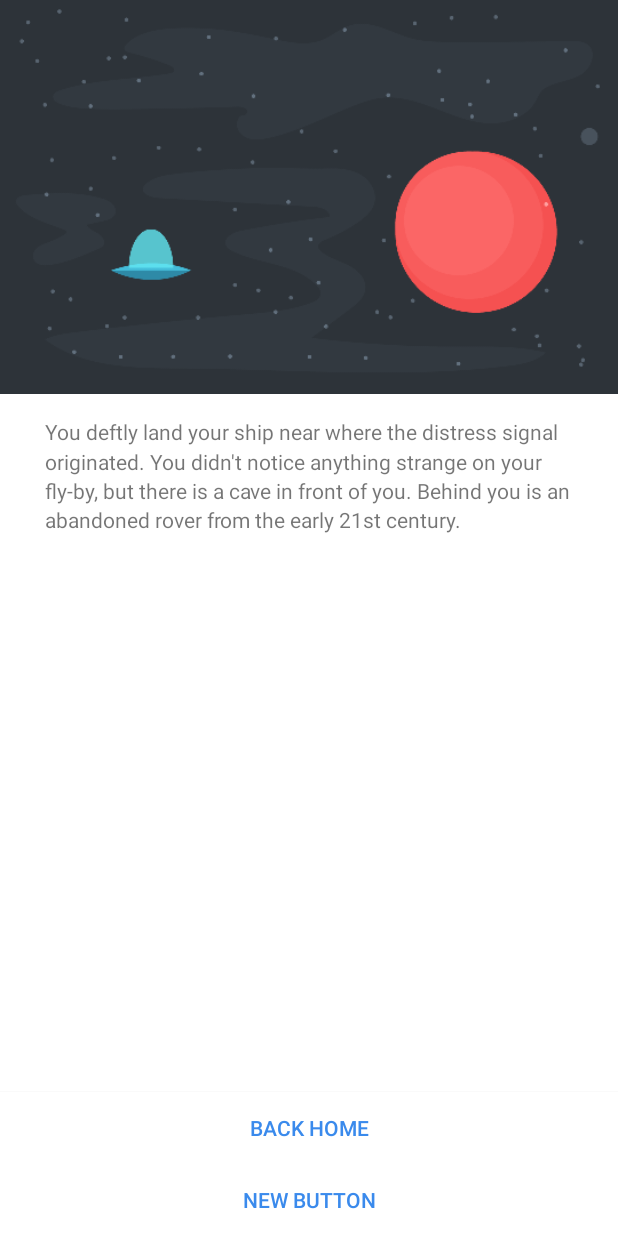
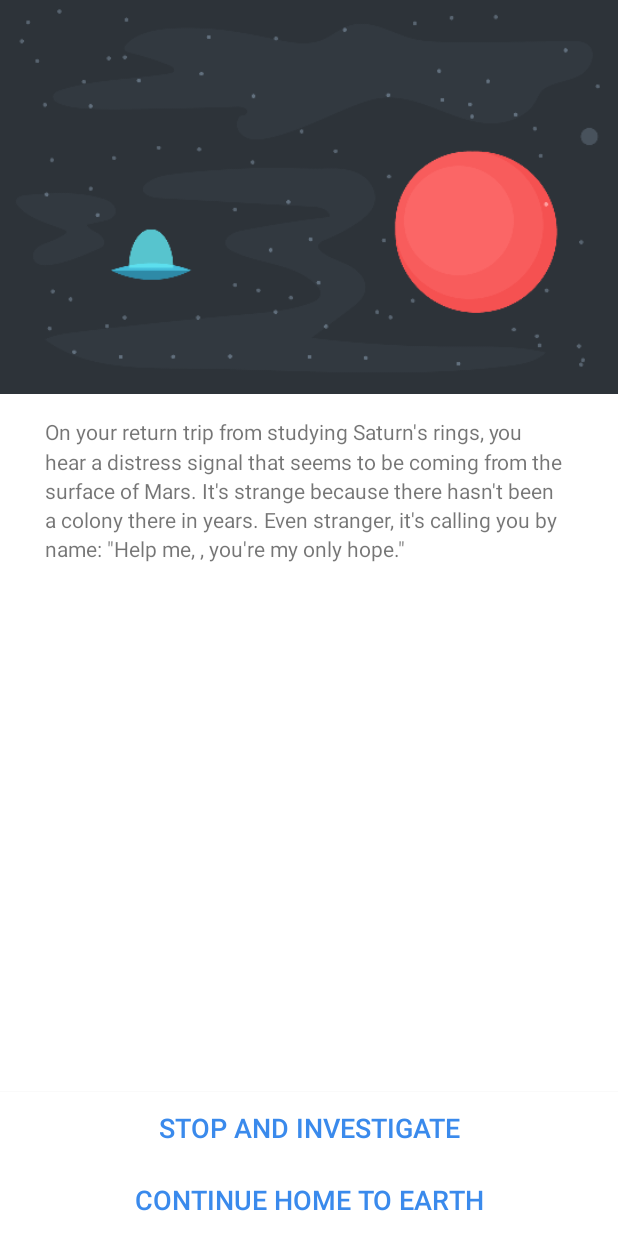
Before and after one commit to ljbschen/InteractiveStory, an Android app: the screen it shows after launch (StoryActivity), after a tap on "START YOUR ADVENTURE!", on a phone screen of 412 x 824 dp. Run offline under Robolectric (Android 15) with nearby library versions, the phone set to English and light mode, and no system bars.

Commit message:
final pages are handled correctly

```diff
--- a/app/src/main/java/com/example/yinnan/interactivestory/Models/Story.java
+++ b/app/src/main/java/com/example/yinnan/interactivestory/Models/Story.java
@@ -1,5 +1,4 @@
 package com.example.yinnan.interactivestory.Models;
-
 import com.example.yinnan.interactivestory.R;
 
 /**
@@ -49,4 +48,8 @@ public class Story {
                 "You arrive home on Earth. While your mission was a success, you forever wonder what was sending that signal. Perhaps a future mission will be able to investigate...");
     }
 
+    public Page getPage(int pageNumber) {
+        return mPages[pageNumber];
+    }
+
 }
--- a/app/src/main/java/com/example/yinnan/interactivestory/UI/MainActivity.java
+++ b/app/src/main/java/com/example/yinnan/interactivestory/UI/MainActivity.java
@@ -37,4 +37,10 @@ public class MainActivity extends AppCompatActivity {
         intent.putExtra(getString(R.string.key_name), userName);
         startActivity(intent);
     }
+
+    @Override
+    protected void onResume() {
+        super.onResume();
+        mNameEditText.setText("");
+    }
 }
--- a/app/src/main/java/com/example/yinnan/interactivestory/UI/StoryActivity.java
+++ b/app/src/main/java/com/example/yinnan/interactivestory/UI/StoryActivity.java
@@ -3,11 +3,14 @@ package com.example.yinnan.interactivestory.UI;
 import android.content.Intent;
 import android.os.Bundle;
 import android.support.v7.app.AppCompatActivity;
-import android.util.Log;
+import android.view.View;
 import android.widget.Button;
 import android.widget.ImageView;
 import android.widget.TextView;
+import android.widget.Toast;
 
+import com.example.yinnan.interactivestory.Models.Page;
+import com.example.yinnan.interactivestory.Models.Story;
 import com.example.yinnan.interactivestory.R;
 
 public class StoryActivity extends AppCompatActivity {
@@ -16,6 +19,9 @@ public class StoryActivity extends AppCompatActivity {
     private TextView mStoryTextView;
     private ImageView mStoryImageView;
     private Button mChoice1Button, mChoice2Button;
+    private Story mStory = new Story();
+    private Page mCurrentPage;
+    private String mUserName;
 
     @Override
     protected void onCreate(Bundle savedInstanceState) {
@@ -28,9 +34,44 @@ public class StoryActivity extends AppCompatActivity {
         mChoice2Button = (Button) findViewById(R.id.choice2Button);
 
         Intent intent = getIntent();
-        String userName = intent.getStringExtra(getString(R.string.key_name));
-        //mDisplay.setText(userName);
-        Log.d(TAG, "the user name is "+userName);
+        mUserName = intent.getStringExtra(getString(R.string.key_name));
+        //update the page
+        loadPage(0);
+    }
+
+    private void loadPage(int pageNumber) {
+        mCurrentPage = mStory.getPage(pageNumber);
+        String pageText = mCurrentPage.getText();
+        pageText = String.format(pageText, mUserName);
+        mStoryTextView.setText(pageText);
+        mStoryImageView.setImageResource(mCurrentPage.getImageId());
+
+        if (mCurrentPage.isFinal()) {
+            mChoice1Button.setVisibility(View.INVISIBLE);
+            mChoice2Button.setText("Play Again!");
+            mChoice2Button.setOnClickListener(new View.OnClickListener() {
+                @Override
+                public void onClick(View v) {
+                    finish();
+                }
+            });
+        }
+        else {
+            mChoice1Button.setText(mCurrentPage.getChoice1().getText());
+            mChoice2Button.setText(mCurrentPage.getChoice2().getText());
+            mChoice1Button.setOnClickListener(new View.OnClickListener() {
+                @Override
+                public void onClick(View v) {
+                    loadPage(mCurrentPage.getChoice1().getNextPage());
+                }
+            });
+            mChoice2Button.setOnClickListener(new View.OnClickListener() {
+                @Override
+                public void onClick(View v) {
+                    loadPage(mCurrentPage.getChoice2().getNextPage());
+                }
+            });
+        }
     }
 
 }
--- a/app/src/main/res/layout/activity_main.xml
+++ b/app/src/main/res/layout/activity_main.xml
@@ -20,15 +20,12 @@
         android:contentDescription="Signals from Mars!"/>
 
     <Button
-        android:layout_width="match_parent"
-        android:layout_height="wrap_content"
+        style="@style/ButtonColor"
         android:text="Start your adventure!"
         android:id="@+id/startButton"
         android:layout_alignParentBottom="true"
         android:layout_alignParentLeft="true"
-        android:layout_alignParentStart="true"
-        android:background="@android:color/white"
-        android:textColor="#3a8aec"/>
+        android:layout_alignParentStart="true"/>
 
     <EditText
         android:layout_width="match_parent"
--- a/app/src/main/res/layout/activity_story.xml
+++ b/app/src/main/res/layout/activity_story.xml
@@ -5,7 +5,8 @@
     android:layout_width="match_parent"
     android:layout_height="match_parent"
     tools:context=".UI.StoryActivity"
-    android:background="@android:color/white">
+    android:background="@android:color/white"
+    android:transitionGroup="true">
 
     <ImageView
         android:layout_width="match_parent"
@@ -32,23 +33,17 @@
         android:background="@android:color/white"/>
 
     <Button
-        android:layout_width="match_parent"
-        android:layout_height="wrap_content"
+        style="@style/ButtonColor"
         android:text="Back Home"
         android:id="@+id/choice1Button"
         android:layout_above="@+id/choice2Button"
-        android:padding="5dp"
-        android:background="@android:color/white"
-        android:textColor="#3a8aec"/>
+        android:padding="5dp"/>
 
     <Button
-        android:layout_width="match_parent"
-        android:layout_height="wrap_content"
+        style="@style/ButtonColor"
         android:text="New Button"
         android:id="@+id/choice2Button"
         android:layout_alignParentBottom="true"
-        android:padding="5dp"
-        android:background="@android:color/white"
-        android:textColor="#3a8aec"/>
+        android:padding="5dp"/>
 
 </RelativeLayout>
--- a/app/src/main/res/values/styles.xml
+++ b/app/src/main/res/values/styles.xml
@@ -8,6 +8,13 @@
         <item name="colorAccent">@color/colorAccent</item>
     </style>
 
+    <style name="ButtonColor" parent="@android:style/TextAppearance.Medium">
+        <item name="android:layout_width">fill_parent</item>
+        <item name="android:layout_height">wrap_content</item>
+        <item name="android:textColor">#3a8aec</item>
+        <item name="android:background">#FFFFFFFF</item>
+    </style>
+
     <style name="AppTheme.AppBarOverlay" parent="ThemeOverlay.AppCompat.Dark.ActionBar"/>
 
     <style name="AppTheme.PopupOverlay" parent="ThemeOverlay.AppCompat.Light"/>
```
